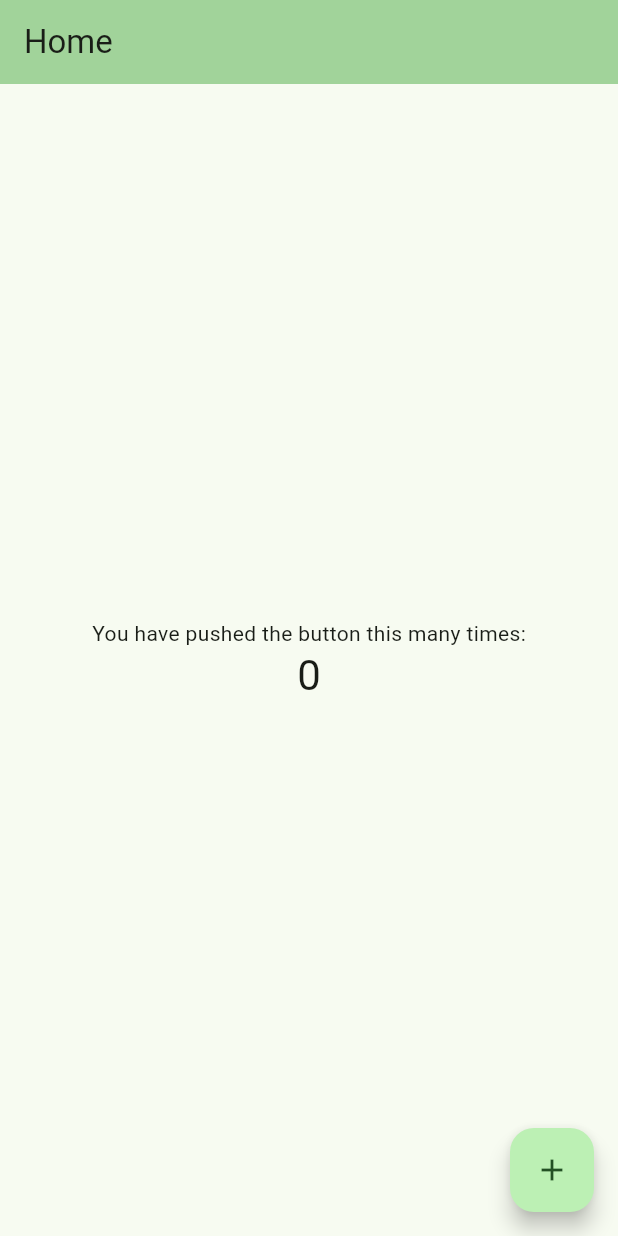
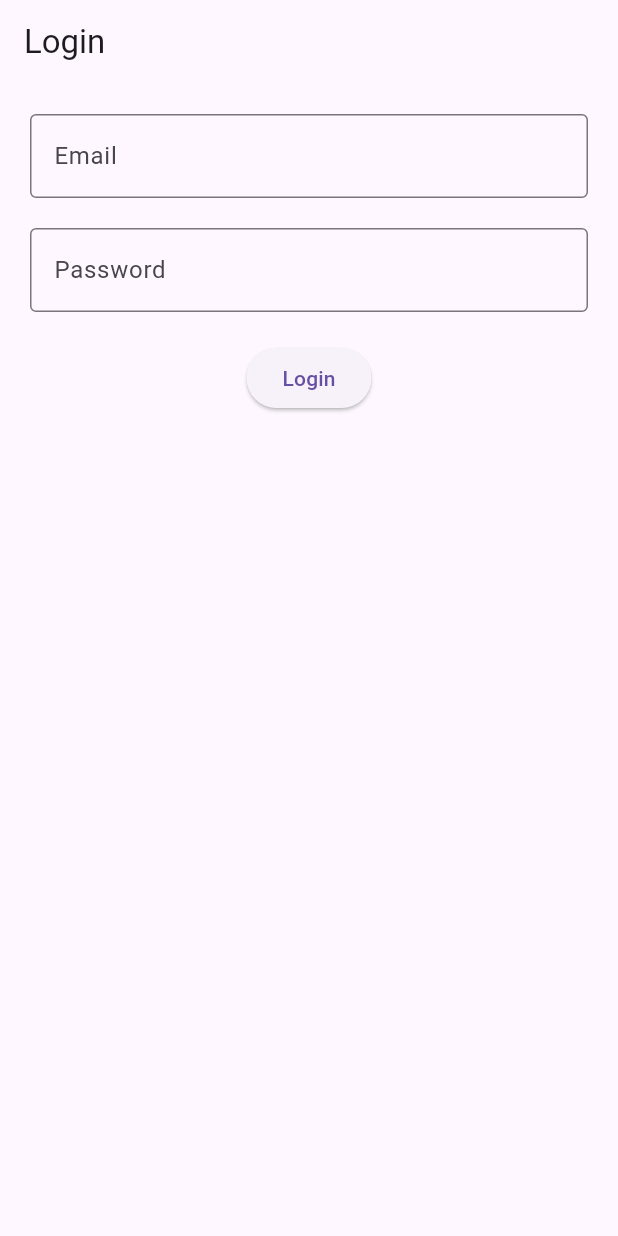
Before and after one commit to aete-sam/flutter_week1_login_app, a Flutter app: the screen it shows after launch, on a phone screen of 412 x 824 dp. Run offline on Flutter 3.47's test engine with Material 3 defaults, Android fonts, the phone set to English and light mode, and no system bars.

Commit message:
Login and Home Screen

```diff
--- a/lib/main.dart
+++ b/lib/main.dart
@@ -1,122 +1,15 @@
 import 'package:flutter/material.dart';
+import 'screens/login.dart';
 
 void main() {
-  runApp(const MyApp());
+  runApp(MyApp());
 }
 
 class MyApp extends StatelessWidget {
   const MyApp({super.key});
 
-  // This widget is the root of your application.
   @override
   Widget build(BuildContext context) {
-    return MaterialApp(
-      title: 'Login App',
-      theme: ThemeData(
-        // This is the theme of your application.
-        //
-        // TRY THIS: Try running your application with "flutter run". You'll see
-        // the application has a purple toolbar. Then, without quitting the app,
-        // try changing the seedColor in the colorScheme below to Colors.green
-        // and then invoke "hot reload" (save your changes or press the "hot
-        // reload" button in a Flutter-supported IDE, or press "r" if you used
-        // the command line to start the app).
-        //
-        // Notice that the counter didn't reset back to zero; the application
-        // state is not lost during the reload. To reset the state, use hot
-        // restart instead.
-        //
-        // This works for code too, not just values: Most code changes can be
-        // tested with just a hot reload.
-        colorScheme: .fromSeed(seedColor: Colors.green),
-      ),
-      home: const MyHomePage(title: 'Home'),
-    );
+    return MaterialApp(debugShowCheckedModeBanner: false, home: const Login());
   }
 }
-
-class MyHomePage extends StatefulWidget {
-  const MyHomePage({super.key, required this.title});
-
-  // This widget is the home page of your application. It is stateful, meaning
-  // that it has a State object (defined below) that contains fields that affect
-  // how it looks.
-
-  // This class is the configuration for the state. It holds the values (in this
-  // case the title) provided by the parent (in this case the App widget) and
-  // used by the build method of the State. Fields in a Widget subclass are
-  // always marked "final".
-
-  final String title;
-
-  @override
-  State<MyHomePage> createState() => _MyHomePageState();
-}
-
-class _MyHomePageState extends State<MyHomePage> {
-  int _counter = 0;
-
-  void _incrementCounter() {
-    setState(() {
-      // This call to setState tells the Flutter framework that something has
-      // changed in this State, which causes it to rerun the build method below
-      // so that the display can reflect the updated values. If we changed
-      // _counter without calling setState(), then the build method would not be
-      // called again, and so nothing would appear to happen.
-      _counter++;
-    });
-  }
-
-  @override
-  Widget build(BuildContext context) {
-    // This method is rerun every time setState is called, for instance as done
-    // by the _incrementCounter method above.
-    //
-    // The Flutter framework has been optimized to make rerunning build methods
-    // fast, so that you can just rebuild anything that needs updating rather
-    // than having to individually change instances of widgets.
-    return Scaffold(
-      appBar: AppBar(
-        // TRY THIS: Try changing the color here to a specific color (to
-        // Colors.amber, perhaps?) and trigger a hot reload to see the AppBar
-        // change color while the other colors stay the same.
-        backgroundColor: Theme.of(context).colorScheme.inversePrimary,
-        // Here we take the value from the MyHomePage object that was created by
-        // the App.build method, and use it to set our appbar title.
-        title: Text(widget.title),
-      ),
-      body: Center(
-        // Center is a layout widget. It takes a single child and positions it
-        // in the middle of the parent.
-        child: Column(
-          // Column is also a layout widget. It takes a list of children and
-          // arranges them vertically. By default, it sizes itself to fit its
-          // children horizontally, and tries to be as tall as its parent.
-          //
-          // Column has various properties to control how it sizes itself and
-          // how it positions its children. Here we use mainAxisAlignment to
-          // center the children vertically; the main axis here is the vertical
-          // axis because Columns are vertical (the cross axis would be
-          // horizontal).
-          //
-          // TRY THIS: Invoke "debug painting" (choose the "Toggle Debug Paint"
-          // action in the IDE, or press "p" in the console), to see the
-          // wireframe for each widget.
-          mainAxisAlignment: .center,
-          children: [
-            const Text('You have pushed the button this many times:'),
-            Text(
-              '$_counter',
-              style: Theme.of(context).textTheme.headlineMedium,
-            ),
-          ],
-        ),
-      ),
-      floatingActionButton: FloatingActionButton(
-        onPressed: _incrementCounter,
-        tooltip: 'Increment',
-        child: const Icon(Icons.add),
-      ),
-    );
-  }
-}
--- /dev/null
+++ b/lib/screens/login.dart
@@ -0,0 +1,58 @@
+import 'home.dart';
+import 'package:flutter/material.dart';
+
+class Login extends StatefulWidget {
+  const Login({super.key});
+
+  @override
+  State<Login> createState() => _LoginState();
+}
+
+class _LoginState extends State<Login> {
+  final _formkey = GlobalKey<FormState>();
+
+  final TextEditingController emailController = TextEditingController();
+
+  final TextEditingController passwordController = TextEditingController();
+
+  @override
+  Widget build(BuildContext context) {
+    return Scaffold(
+      appBar: AppBar(title: const Text("Login")),
+      body: Padding(
+        padding: const EdgeInsets.all(20),
+        child: Form(
+          key: _formkey,
+          child: Column(
+            children: [
+              TextFormField(
+                controller: emailController,
+                decoration: const InputDecoration(
+                  labelText: 'Email',
+                  border: OutlineInputBorder(),
+                ),
+              ),
+              const SizedBox(height: 20),
+
+              TextFormField(
+                controller: passwordController,
+                decoration: const InputDecoration(
+                  labelText: 'Password',
+                  border: OutlineInputBorder(),
+                ),
+              ),
+              const SizedBox(height: 20),
+
+              ElevatedButton(
+                onPressed: () {
+                  MaterialPageRoute(builder: (_) => const Home());
+                },
+                child: const Text('Login'),
+              ),
+            ],
+          ),
+        ),
+      ),
+    );
+  }
+}
```
Also changed, not shown: lib/screens/home.dart (added, +35 -0 lines), 1 other file.
